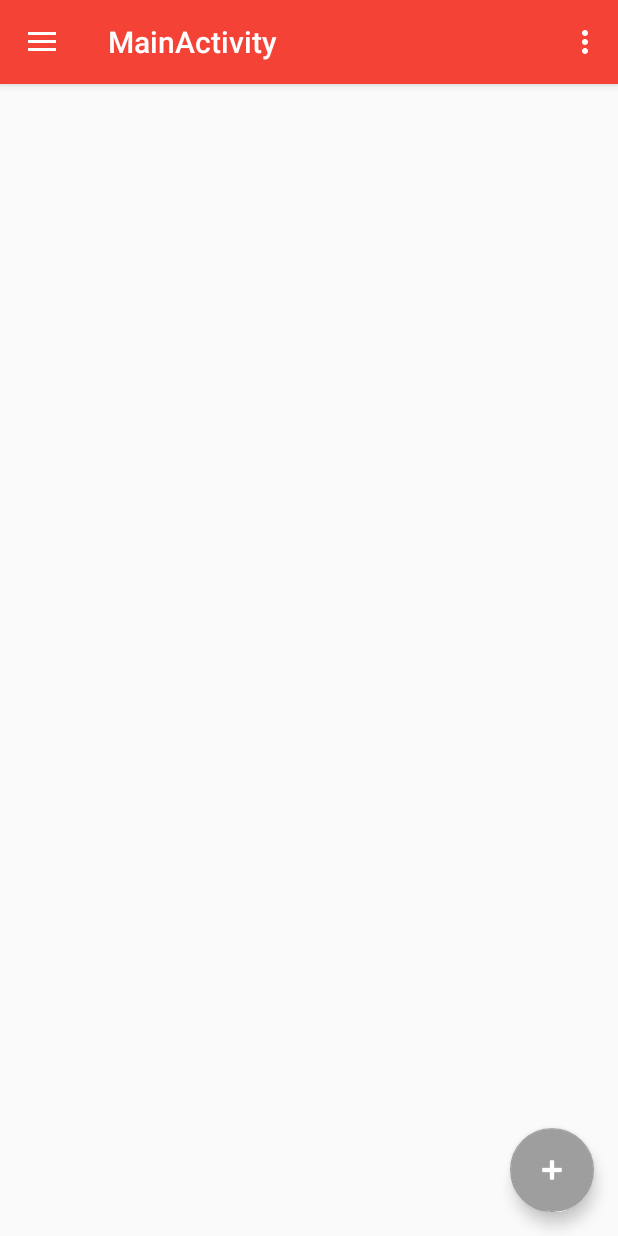
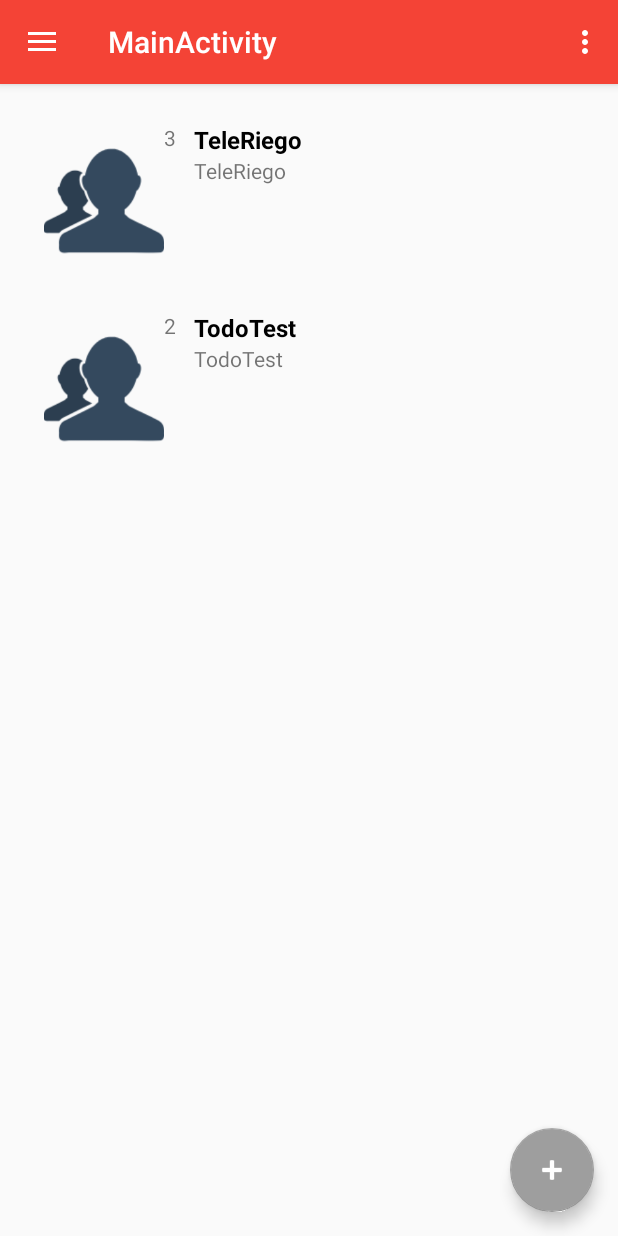
Before and after one commit to Fernando883/easyprojectAndroid, an Android app: the screen it shows after launch (MainActivity), on a phone screen of 412 x 824 dp. Run offline under Robolectric (Android 15) with nearby library versions, the phone set to English and light mode, and no system bars.

```diff
--- a/app/src/main/AndroidManifest.xml
+++ b/app/src/main/AndroidManifest.xml
@@ -9,7 +9,7 @@
         android:supportsRtl="true"
         android:theme="@style/AppTheme">
         <activity
-            android:name=".MainActivity"
+            android:name=".activity.MainActivity"
             android:label="@string/title_activity_main"
             android:theme="@style/AppTheme.NoActionBar">
             <intent-filter>
--- a/app/src/main/java/inftel/easyprojectandroid/activity/MainActivity.java
+++ b/app/src/main/java/inftel/easyprojectandroid/activity/MainActivity.java
@@ -1,10 +1,9 @@
-package inftel.easyprojectandroid;
+package inftel.easyprojectandroid.activity;
 
 import android.os.Bundle;
 import android.support.design.widget.FloatingActionButton;
+import android.support.design.widget.NavigationView;
 import android.support.design.widget.Snackbar;
-import android.view.View;
-import android.support.design.widget.NavigationView;
 import android.support.v4.view.GravityCompat;
 import android.support.v4.widget.DrawerLayout;
 import android.support.v7.app.ActionBarDrawerToggle;
@@ -12,7 +11,11 @@ import android.support.v7.app.AppCompatActivity;
 import android.support.v7.widget.Toolbar;
 import android.view.Menu;
 import android.view.MenuItem;
+import android.view.View;
 import android.widget.Toast;
+
+import inftel.easyprojectandroid.R;
+import inftel.easyprojectandroid.fragment.ProjectListFragment;
 
 public class MainActivity extends AppCompatActivity
         implements NavigationView.OnNavigationItemSelectedListener {
@@ -41,6 +44,15 @@ public class MainActivity extends AppCompatActivity
 
         NavigationView navigationView = (NavigationView) findViewById(R.id.nav_view);
         navigationView.setNavigationItemSelectedListener(this);
+
+        // Por defecto, agregamos el fragmento de carga
+        //LoadingFragment loadingFragment = new LoadingFragment();
+        //getSupportFragmentManager().beginTransaction().add(R.id.frame_main, loadingFragment).commit();
+
+        ProjectListFragment projectListFragment = new ProjectListFragment();
+        getSupportFragmentManager().beginTransaction().add(R.id.frame_main, projectListFragment).commit();
+
+
     }
 
     @Override
--- a/app/src/main/java/inftel/easyprojectandroid/adapter/RecyclerViewProjectAdapter.java
+++ b/app/src/main/java/inftel/easyprojectandroid/adapter/RecyclerViewProjectAdapter.java
@@ -30,7 +30,7 @@ public class RecyclerViewProjectAdapter extends RecyclerView.Adapter<RecyclerVie
     @Override
     public void onBindViewHolder(ViewHolder holder, int position) {
         holder.iconProjectNumUsers.setImageResource(R.drawable.icon_user);
-        holder.projectNumUsers.setText(projectList.get(position).getNumUsers());
+        holder.projectNumUsers.setText(String.valueOf(projectList.get(position).getNumUsers()));
         holder.projectName.setText(projectList.get(position).getNombreP());
         holder.projectDescription.setText(projectList.get(position).getDescripcion());
     }
--- a/app/src/main/java/inftel/easyprojectandroid/fragment/ProjectListFragment.java
+++ b/app/src/main/java/inftel/easyprojectandroid/fragment/ProjectListFragment.java
@@ -14,6 +14,7 @@ import java.util.ArrayList;
 import inftel.easyprojectandroid.R;
 import inftel.easyprojectandroid.adapter.RecyclerViewProjectAdapter;
 import inftel.easyprojectandroid.model.Proyecto;
+import inftel.easyprojectandroid.model.Usuario;
 
 /**
  * Created by csalas on 7/4/16.
@@ -34,6 +35,7 @@ public class ProjectListFragment extends Fragment {
 
         // Aquí tenemos que tener los datos recuperados
         projectList = new ArrayList<Proyecto>();
+        addExampleData();
 
         recyclerView = (RecyclerView) view.findViewById(R.id.projectRecyclerView);
         adapter = new RecyclerViewProjectAdapter(projectList);
@@ -46,4 +48,26 @@ public class ProjectListFragment extends Fragment {
 
         return view;
     }
+
+    public void addExampleData() {
+        Proyecto p = new Proyecto();
+        p.setNombreP("TeleRiego");
+        p.setDescripcion("TeleRiego");
+        p.setNumUsers(3);
+        Usuario u = new Usuario();
+        u.setNombreU("Guillermo");
+        p.setDirector(u);
+
+        Proyecto p2 = new Proyecto();
+        p2.setNombreP("TodoTest");
+        p2.setDescripcion("TodoTest");
+        p2.setNumUsers(2);
+        Usuario u2 = new Usuario();
+        u2.setNombreU("Carlos Salas");
+        p2.setDirector(u2);
+
+        projectList.add(p);
+        projectList.add(p2);
+
+    }
 }
--- a/app/src/main/res/layout/content_main.xml
+++ b/app/src/main/res/layout/content_main.xml
@@ -12,4 +12,9 @@
     tools:context="inftel.easyprojectandroid.MainActivity"
     tools:showIn="@layout/app_bar_main">
 
+    <FrameLayout
+        android:id="@+id/frame_main"
+        android:layout_width="match_parent"
+        android:layout_height="match_parent"></FrameLayout>
+
 </RelativeLayout>
--- a/app/src/main/res/layout/row_project_list.xml
+++ b/app/src/main/res/layout/row_project_list.xml
@@ -3,8 +3,8 @@
     android:layout_width="match_parent"
     android:layout_height="125dp"
     android:focusable="true"
-    android:paddingLeft="16dp"
-    android:paddingRight="16dp"
+    android:paddingLeft="8dp"
+    android:paddingRight="8dp"
     android:paddingTop="10dp"
     android:paddingBottom="10dp"
     android:clickable="true"
@@ -13,21 +13,21 @@
 
     <LinearLayout
         android:id="@+id/frameProjectUsers"
-        android:layout_width="125dp"
-        android:layout_height="125dp"
+        android:layout_width="100dp"
+        android:layout_height="100dp"
         android:orientation="horizontal"
         android:layout_marginLeft="@dimen/row_left_margin">
 
         <ImageView
             android:id="@+id/iconProjectNumUsers"
-            android:layout_width="100dp"
+            android:layout_width="80dp"
             android:layout_height="match_parent"
             android:layout_alignParentLeft="true"
             />
 
         <TextView
             android:id="@+id/projectNumUsers"
-            android:layout_width="25dp"
+            android:layout_width="20dp"
             android:layout_height="match_parent" />
 
     </LinearLayout>
@@ -39,13 +39,13 @@
         android:textSize="16dp"
         android:textStyle="bold"
         android:layout_alignParentTop="true"
-        android:layout_alignRight="@+id/frameProjectUsers"
+        android:layout_toRightOf="@id/frameProjectUsers"
         android:layout_width="match_parent"
         android:layout_height="wrap_content" />
 
     <TextView
         android:id="@+id/projectDescription"
-        android:layout_alignRight="@+id/frameProjectUsers"
+        android:layout_toRightOf="@id/frameProjectUsers"
         android:layout_below="@+id/projectName"
         android:layout_width="match_parent"
         android:layout_height="wrap_content" />
--- a/app/src/main/res/values/strings.xml
+++ b/app/src/main/res/values/strings.xml
@@ -20,4 +20,8 @@
     <string name="project_description">Project description</string>
     <string name="title_activity_view_project">ViewProjectActivity</string>
 
+    <!-- Server DATA -->
+    <string name="server_ip">http://192.168.1.1:8080</string>
+    <string name="server_path">/visitmerest/webresources/ejbentities</string>
+
 </resources>
```
Also changed, not shown: app/src/main/java/inftel/easyprojectandroid/fragment/LoadingFragment.java (added, +26 -0 lines), app/src/main/java/inftel/easyprojectandroid/http/HttpRequest.java (added, +106 -0 lines), app/src/main/java/inftel/easyprojectandroid/http/HttpTask.java (added, +34 -0 lines), app/src/main/java/inftel/easyprojectandroid/interfaces/ResponseListener.java (added, +11 -0 lines), app/src/main/java/inftel/easyprojectandroid/interfaces/ServiceListener.java (added, +13 -0 lines), app/src/main/java/inftel/easyprojectandroid/service/ProjectService.java (added, +60 -0 lines), app/src/main/res/layout/fragment_loading.xml (added, +15 -0 lines), app/src/main/res/xml/progressbar.xml (added, +15 -0 lines).
